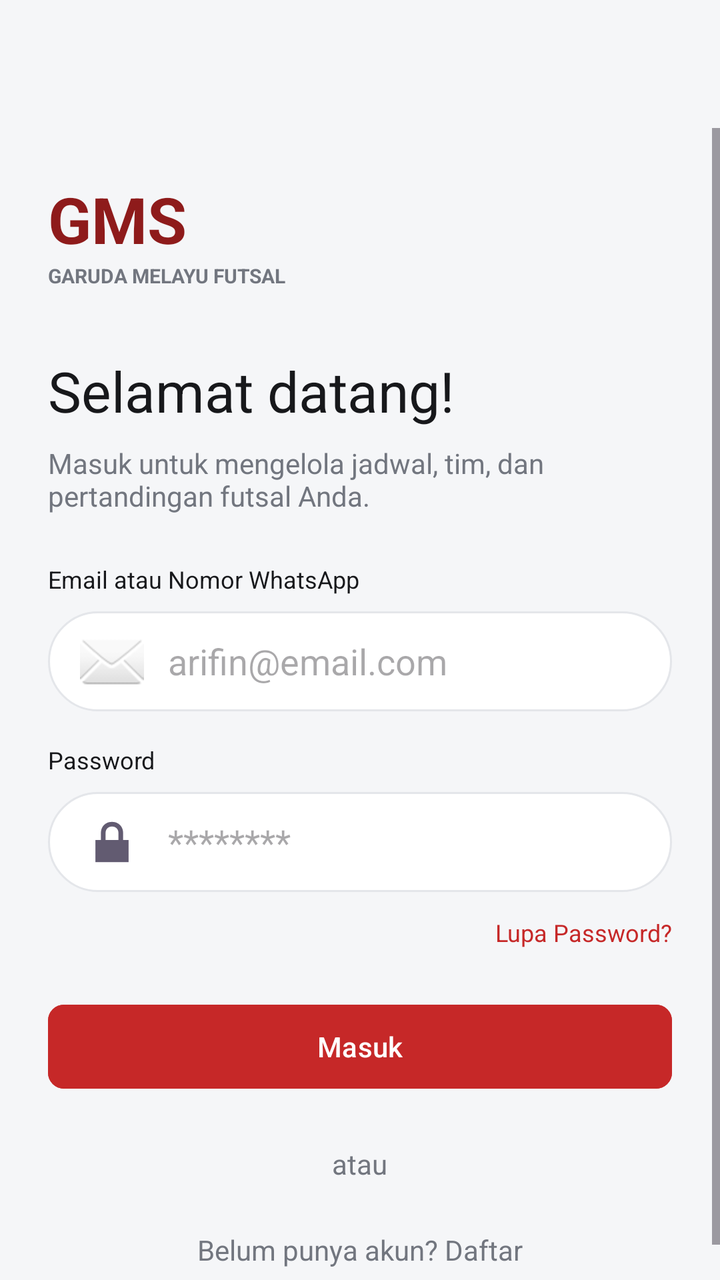
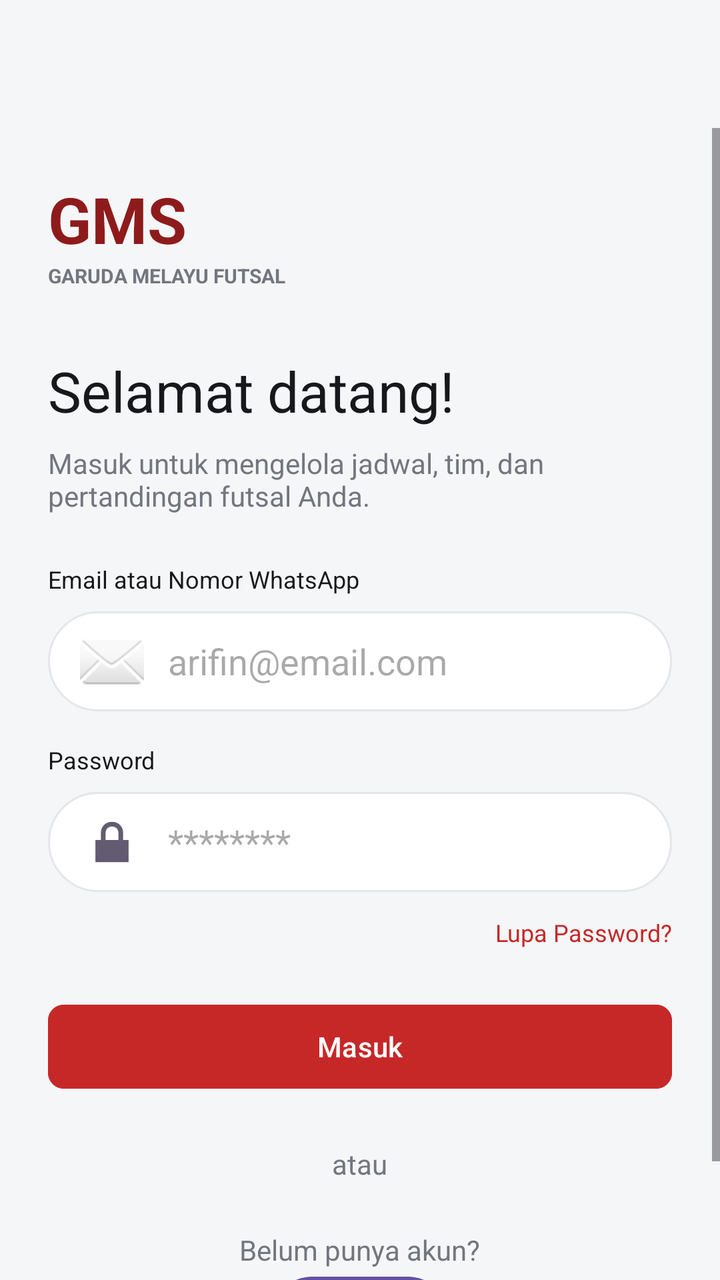

Two renders of the same Android screen: before a commit and after it. Below are the layout's source before the change and the commit's diff.
<!-- AndroidManifest.xml: application theme Theme.Afnmomogi -->
<!-- res/layout/activity_login.xml -->
<?xml version="1.0" encoding="utf-8"?>
<androidx.constraintlayout.widget.ConstraintLayout xmlns:android="http://schemas.android.com/apk/res/android"
    xmlns:app="http://schemas.android.com/apk/res-auto"
    xmlns:tools="http://schemas.android.com/tools"
    android:layout_width="match_parent"
    android:layout_height="match_parent"
    android:background="#F5F6F8"
    tools:context=".LoginActivity">

    <com.google.android.material.appbar.MaterialToolbar
        android:id="@+id/toolbar"
        android:layout_width="match_parent"
        android:layout_height="wrap_content"
        android:background="#F5F6F8"
        app:title=" "
        app:layout_constraintTop_toTopOf="parent" />

    <ScrollView
        android:layout_width="match_parent"
        android:layout_height="0dp"
        app:layout_constraintTop_toBottomOf="@id/toolbar"
        app:layout_constraintBottom_toBottomOf="parent">

        <LinearLayout
            android:layout_width="match_parent"
            android:layout_height="wrap_content"
            android:orientation="vertical"
            android:padding="24dp">

            
            <LinearLayout android:orientation="horizontal" android:layout_width="wrap_content" android:layout_height="wrap_content" android:gravity="center_vertical">
                <TextView
                    android:layout_width="wrap_content"
                    android:layout_height="wrap_content"
                    android:text="GMS"
                    android:textSize="32sp"
                    android:textStyle="bold"
                    android:textColor="#8E1B1B"/>
            </LinearLayout>
            <TextView
                android:layout_width="wrap_content"
                android:layout_height="wrap_content"
                android:text="GARUDA MELAYU FUTSAL"
                android:textSize="10sp"
                android:textStyle="bold"
                android:textColor="#72767F"/>

            <TextView
                android:layout_width="wrap_content"
                android:layout_height="wrap_content"
                android:text="Selamat datang!"
                android:textSize="28sp"
                android:layout_marginTop="32dp"
                android:textColor="#17181B"/>
            <TextView
                android:layout_width="match_parent"
                android:layout_height="wrap_content"
                android:text="Masuk untuk mengelola jadwal, tim, dan pertandingan futsal Anda."
                android:textSize="14sp"
                android:layout_marginTop="8dp"
                android:textColor="#72767F"/>

            
            <TextView
                android:layout_width="wrap_content"
                android:layout_height="wrap_content"
                android:text="Email atau Nomor WhatsApp"
                android:textSize="12sp"
                android:layout_marginTop="24dp"
                android:textColor="#17181B"/>
            <EditText
                android:id="@+id/etUsername"
                android:layout_width="match_parent"
                android:layout_height="50dp"
                android:background="@drawable/rounded_border"
                android:paddingHorizontal="16dp"
                android:hint="arifin@email.com"
                android:layout_marginTop="8dp"
                android:drawableStart="@android:drawable/ic_dialog_email"
                android:drawablePadding="12dp"/>

            
            <TextView
                android:layout_width="wrap_content"
                android:layout_height="wrap_content"
                android:text="Password"
                android:textSize="12sp"
                android:layout_marginTop="16dp"
                android:textColor="#17181B"/>
            <EditText
                android:id="@+id/etPassword"
                android:layout_width="match_parent"
                android:layout_height="50dp"
                android:background="@drawable/rounded_border"
                android:paddingHorizontal="16dp"
                android:hint="********"
                android:inputType="textPassword"
                android:layout_marginTop="8dp"
                android:drawableStart="@android:drawable/ic_lock_lock"
                android:drawablePadding="12dp"/>

            <TextView
                android:layout_width="wrap_content"
                android:layout_height="wrap_content"
                android:text="Lupa Password?"
                android:textColor="#C62828"
                android:textSize="12sp"
                android:layout_gravity="end"
                android:layout_marginTop="12dp"/>

            <Button
                android:id="@+id/btnLogin"
                android:layout_width="match_parent"
                android:layout_height="50dp"
                android:text="Masuk"
                android:textColor="#FFFFFF"
                android:backgroundTint="#C62828"
                android:layout_marginTop="24dp"
                app:cornerRadius="8dp"/>

            <TextView
                android:layout_width="wrap_content"
                android:layout_height="wrap_content"
                android:text="atau"
                android:layout_gravity="center"
                android:textColor="#72767F"
                android:layout_marginTop="24dp"/>

            <TextView
                android:layout_width="wrap_content"
                android:layout_height="wrap_content"
                android:text="Belum punya akun? Daftar"
                android:layout_gravity="center"
                android:textColor="#72767F"
                android:layout_marginTop="24dp"/>

        </LinearLayout>
    </ScrollView>
</androidx.constraintlayout.widget.ConstraintLayout>
<!-- resources referenced by this layout -->
<resources>
  <!-- drawable rounded_border (drawable) -->
  <shape xmlns:android="http://schemas.android.com/apk/res/android">
      <stroke android:width="1dp" android:color="#E4E6EA" />
      <corners android:radius="999dp" />
      <solid android:color="#FFFFFF" />
  </shape>
  <style name="Theme.Afnmomogi" parent="Base.Theme.Afnmomogi" />
  <style name="Base.Theme.Afnmomogi" parent="Theme.Material3.DayNight.NoActionBar">
          
          
      </style>
</resources>

<!-- the commit's change to res/layout/activity_login.xml (unified diff, before → after) -->
@@ -129,10 +129,17 @@
             <TextView
                 android:layout_width="wrap_content"
                 android:layout_height="wrap_content"
-                android:text="Belum punya akun? Daftar"
                 android:layout_gravity="center"
-                android:textColor="#72767F"
-                android:layout_marginTop="24dp"/>
+                android:layout_marginTop="24dp"
+                android:text="Belum punya akun?"
+                android:textColor="#72767F" />
+
+            <Button
+                android:id="@+id/btnDaftar"
+                android:layout_width="wrap_content"
+                android:layout_height="wrap_content"
+                android:layout_gravity="center"
+                android:text="daftar" />
 
         </LinearLayout>
     </ScrollView>
